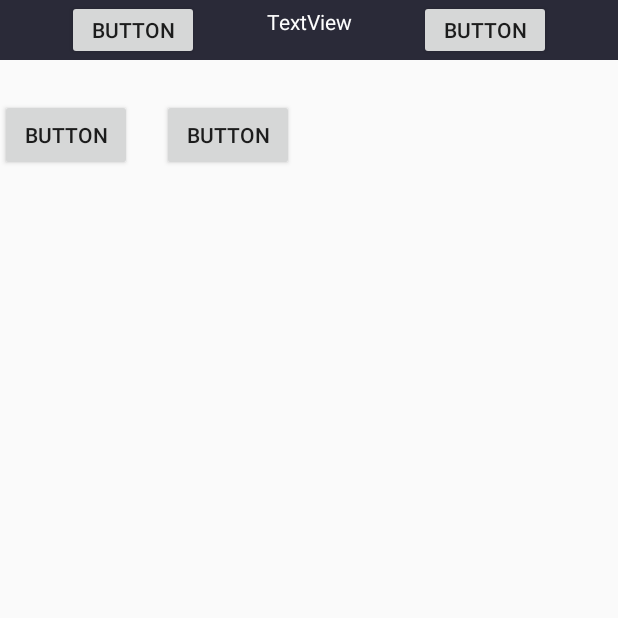
After one commit to Joweroony/smart_house.kyudyakov, an Android app: the kitchen_light screen opened directly, with no data from a screen before it, on a phone screen of 412 x 824 dp, the top half of it. The commit adds this screen. Run offline under Robolectric (Android 15) with nearby library versions, the phone set to English and light mode, and no system bars.

Commit message:
commit 14.10.22

```diff
--- a/app/src/main/AndroidManifest.xml
+++ b/app/src/main/AndroidManifest.xml
@@ -12,6 +12,13 @@
         android:supportsRtl="true"
         android:theme="@style/Theme.Smart_housekyudyakov"
         tools:targetApi="31">
+        <activity
+            android:name=".kitchen_light"
+            android:exported="false">
+            <meta-data
+                android:name="android.app.lib_name"
+                android:value="" />
+        </activity>
         <activity
             android:name=".add_room"
             android:exported="false">
--- /dev/null
+++ b/app/src/main/java/com/example/smart_housekyudyakov/kitchen_light.java
@@ -0,0 +1,14 @@
+package com.example.smart_housekyudyakov;
+
+import androidx.appcompat.app.AppCompatActivity;
+
+import android.os.Bundle;
+
+public class kitchen_light extends AppCompatActivity {
+
+    @Override
+    protected void onCreate(Bundle savedInstanceState) {
+        super.onCreate(savedInstanceState);
+        setContentView(R.layout.activity_kitchen_light);
+    }
+}
--- a/app/src/main/res/layout/activity_add_room.xml
+++ b/app/src/main/res/layout/activity_add_room.xml
@@ -107,16 +107,16 @@
 
             <Button
                 android:id="@+id/button2"
-                android:layout_width="120dp"
-                android:layout_height="120dp"
+                android:layout_width="137dp"
+                android:layout_height="137dp"
                 android:background="@drawable/bed_room"
                 android:text=" "
                 tools:ignore="SpeakableTextPresentCheck" />
 
             <Button
                 android:id="@+id/button3"
-                android:layout_width="120dp"
-                android:layout_height="120dp"
+                android:layout_width="137dp"
+                android:layout_height="137dp"
                 android:background="@drawable/bath_room"
                 android:text=" "
                 tools:ignore="SpeakableTextPresentCheck" />
--- /dev/null
+++ b/app/src/main/res/layout/activity_kitchen_light.xml
@@ -0,0 +1,87 @@
+<?xml version="1.0" encoding="utf-8"?>
+<androidx.constraintlayout.widget.ConstraintLayout xmlns:android="http://schemas.android.com/apk/res/android"
+    xmlns:app="http://schemas.android.com/apk/res-auto"
+    xmlns:tools="http://schemas.android.com/tools"
+    android:layout_width="match_parent"
+    android:layout_height="match_parent"
+    tools:context=".kitchen_light">
+
+    <androidx.constraintlayout.widget.ConstraintLayout
+        android:id="@+id/second_bar"
+        android:layout_width="0dp"
+        android:layout_height="100dp"
+        app:layout_constraintBottom_toBottomOf="parent"
+        app:layout_constraintEnd_toEndOf="parent"
+        app:layout_constraintHorizontal_bias="0.0"
+        app:layout_constraintStart_toStartOf="parent"
+        app:layout_constraintTop_toBottomOf="@+id/first_bar"
+        app:layout_constraintVertical_bias="0.0">
+
+        <Button
+            android:id="@+id/button4"
+            android:layout_width="wrap_content"
+            android:layout_height="wrap_content"
+            android:text="Button"
+            app:layout_constraintBottom_toBottomOf="parent"
+            app:layout_constraintStart_toStartOf="parent"
+            app:layout_constraintTop_toTopOf="parent" />
+
+        <Button
+            android:id="@+id/button5"
+            android:layout_width="wrap_content"
+            android:layout_height="wrap_content"
+            android:layout_marginStart="20dp"
+            android:text="Button"
+            app:layout_constraintBottom_toBottomOf="parent"
+            app:layout_constraintStart_toEndOf="@+id/button4"
+            app:layout_constraintTop_toTopOf="parent" />
+    </androidx.constraintlayout.widget.ConstraintLayout>
+
+    <androidx.constraintlayout.widget.ConstraintLayout
+        android:id="@+id/first_bar"
+        android:layout_width="match_parent"
+        android:layout_height="40dp"
+        android:background="#2A2A38"
+        app:layout_constraintBottom_toBottomOf="parent"
+        app:layout_constraintEnd_toEndOf="parent"
+        app:layout_constraintHorizontal_bias="0.0"
+        app:layout_constraintStart_toStartOf="parent"
+        app:layout_constraintTop_toTopOf="parent"
+        app:layout_constraintVertical_bias="0.0">
+
+        <TextView
+            android:id="@+id/textView4"
+            android:layout_width="wrap_content"
+            android:layout_height="wrap_content"
+            android:text="TextView"
+            android:textColor="#FEFEFE"
+            app:layout_constraintBottom_toBottomOf="parent"
+            app:layout_constraintEnd_toStartOf="@+id/button7"
+            app:layout_constraintStart_toEndOf="@+id/button6"
+            app:layout_constraintTop_toTopOf="parent"
+            app:layout_constraintVertical_bias="0.238" />
+
+        <Button
+            android:id="@+id/button6"
+            android:layout_width="wrap_content"
+            android:layout_height="wrap_content"
+            android:text="Button"
+            app:layout_constraintBottom_toBottomOf="parent"
+            app:layout_constraintEnd_toStartOf="@+id/textView4"
+            app:layout_constraintHorizontal_bias="0.0"
+            app:layout_constraintStart_toStartOf="parent"
+            app:layout_constraintTop_toTopOf="parent"
+            app:layout_constraintVertical_bias="0.0" />
+
+        <Button
+            android:id="@+id/button7"
+            android:layout_width="wrap_content"
+            android:layout_height="wrap_content"
+            android:text="Button"
+            app:layout_constraintBottom_toBottomOf="parent"
+            app:layout_constraintEnd_toEndOf="parent"
+            app:layout_constraintStart_toEndOf="@+id/textView4"
+            app:layout_constraintTop_toTopOf="parent" />
+    </androidx.constraintlayout.widget.ConstraintLayout>
+
+</androidx.constraintlayout.widget.ConstraintLayout>
```
